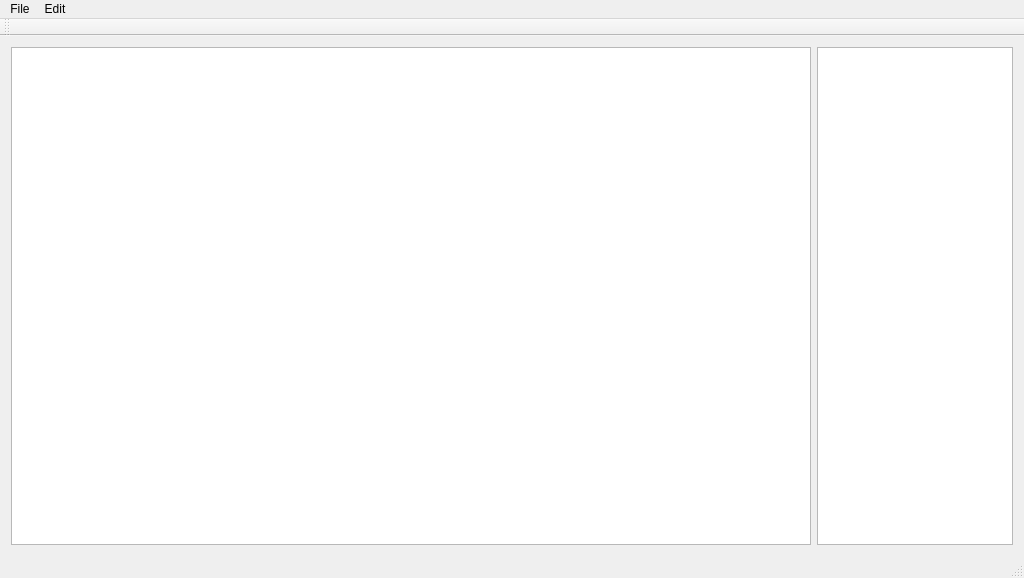
First picture: the form in OpenCVShop/OpenCVShop.ui, repository hrachyahakobyan/OpenCVShop, before the edit.
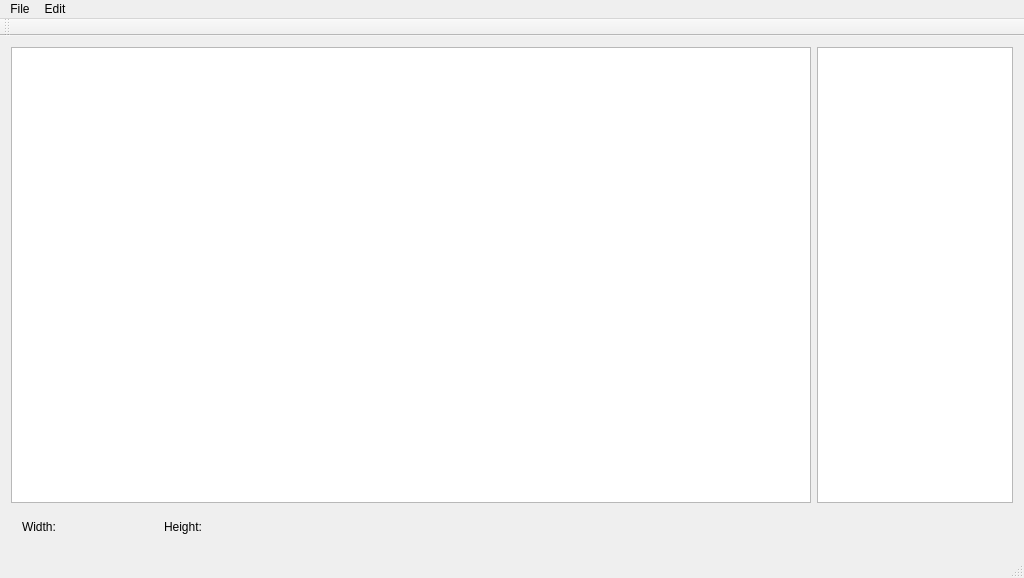
Second picture: the form after the edit.

What changed in the file:
```diff
--- a/OpenCVShop/OpenCVShop.ui
+++ b/OpenCVShop/OpenCVShop.ui
@@ -50,6 +50,82 @@
       </property>
      </widget>
     </item>
+    <item row="1" column="0" colspan="2">
+     <widget class="QWidget" name="widget" native="true">
+      <property name="minimumSize">
+       <size>
+        <width>0</width>
+        <height>25</height>
+       </size>
+      </property>
+      <property name="maximumSize">
+       <size>
+        <width>300</width>
+        <height>16777215</height>
+       </size>
+      </property>
+      <layout class="QHBoxLayout" name="horizontalLayout">
+       <item>
+        <widget class="QLabel" name="label_3">
+         <property name="maximumSize">
+          <size>
+           <width>40</width>
+           <height>16777215</height>
+          </size>
+         </property>
+         <property name="text">
+          <string>Width:</string>
+         </property>
+        </widget>
+       </item>
+       <item>
+        <widget class="QLabel" name="widthLabel">
+         <property name="maximumSize">
+          <size>
+           <width>100</width>
+           <height>16777215</height>
+          </size>
+         </property>
+         <property name="text">
+          <string/>
+         </property>
+        </widget>
+       </item>
+       <item>
+        <widget class="QLabel" name="label_4">
+         <property name="minimumSize">
+          <size>
+           <width>40</width>
+           <height>0</height>
+          </size>
+         </property>
+         <property name="maximumSize">
+          <size>
+           <width>40</width>
+           <height>16777215</height>
+          </size>
+         </property>
+         <property name="text">
+          <string>Height:</string>
+         </property>
+        </widget>
+       </item>
+       <item>
+        <widget class="QLabel" name="heightLabel">
+         <property name="maximumSize">
+          <size>
+           <width>100</width>
+           <height>16777215</height>
+          </size>
+         </property>
+         <property name="text">
+          <string/>
+         </property>
+        </widget>
+       </item>
+      </layout>
+     </widget>
+    </item>
    </layout>
   </widget>
   <widget class="QMenuBar" name="menuBar">
```
